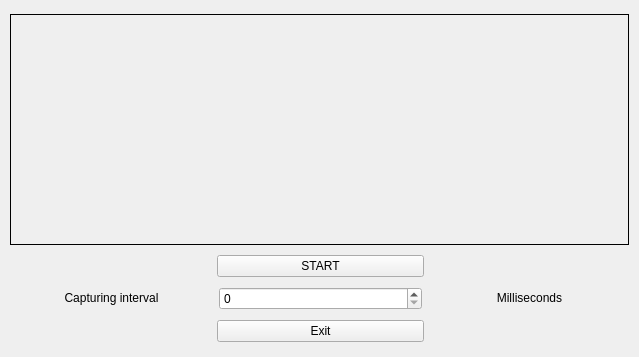
The window that userscreen.ui (mnxoid/Recognitor) describes before a commit, drawn with Qt 5.
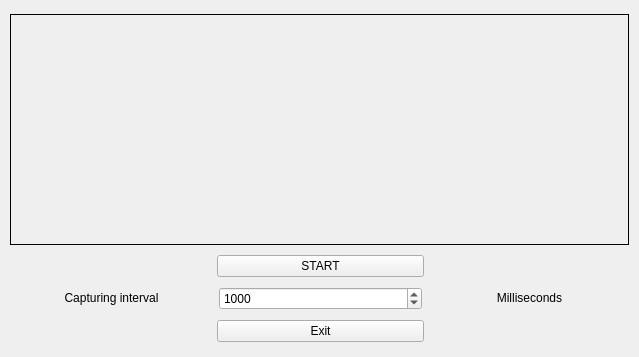
The same window after the commit.

```diff
--- a/userscreen.ui
+++ b/userscreen.ui
@@ -14,7 +14,7 @@
    <string>User Mode</string>
   </property>
   <widget class="QWidget" name="centralwidget">
-   <widget class="QWidget" name="">
+   <widget class="QWidget" name="layoutWidget">
     <property name="geometry">
      <rect>
       <x>10</x>
@@ -117,7 +117,17 @@
         </widget>
        </item>
        <item>
-        <widget class="QSpinBox" name="spinBox"/>
+        <widget class="QSpinBox" name="spinBox">
+         <property name="minimum">
+          <number>1</number>
+         </property>
+         <property name="maximum">
+          <number>1000000</number>
+         </property>
+         <property name="value">
+          <number>1000</number>
+         </property>
+        </widget>
        </item>
        <item>
         <widget class="QLabel" name="label_2">
```
